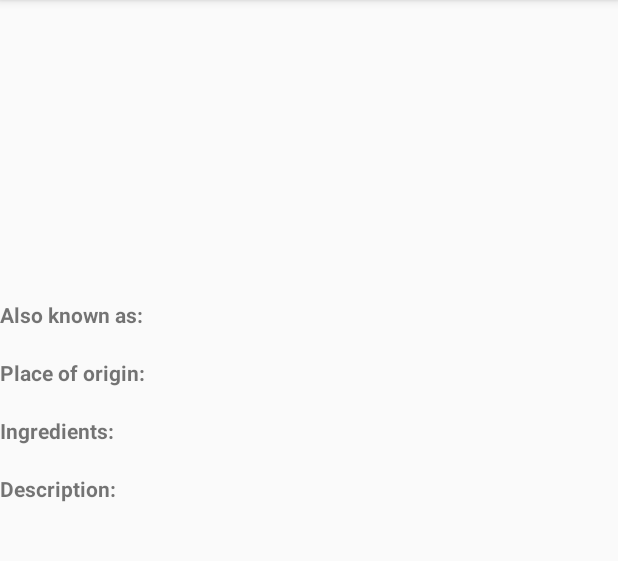
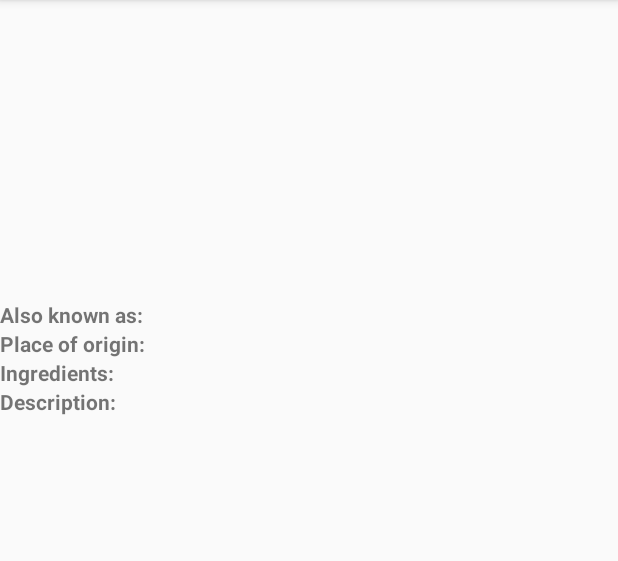
Before and after one commit to haitanle/android-projects, an Android app: the DetailActivity screen opened directly, with no data from a screen before it, on a phone screen of 412 x 824 dp, the part 84-645 px from its top. Run offline under Robolectric (Android 15) with nearby library versions, the phone set to English and light mode, and no system bars; our stand-ins replace Picasso; pictures from the network do not load; 1 statement that could not run was skipped.

Commit message:
layout of app

```diff
--- a/sandwich-club-starter-code-master/app/src/main/res/layout/activity_detail.xml
+++ b/sandwich-club-starter-code-master/app/src/main/res/layout/activity_detail.xml
@@ -6,6 +6,9 @@
     tools:context="com.udacity.sandwichclub.DetailActivity">
 
 
+    <ScrollView
+        android:layout_width="wrap_content"
+        android:layout_height="wrap_content">
     <LinearLayout
         android:orientation="vertical"
         android:layout_width="match_parent"
@@ -18,7 +21,13 @@
         android:contentDescription="@string/sandwich_picture_content_description"
         android:scaleType="centerCrop" />
 
+        <LinearLayout
+            android:orientation="horizontal"
+            android:layout_width="wrap_content"
+            android:layout_height="wrap_content">
+
         <TextView
+            android:layout_marginRight="10dp"
             android:layout_width="wrap_content"
             android:layout_height="wrap_content"
             android:text="@string/detail_also_known_as_label"
@@ -29,7 +38,15 @@
                 android:layout_width="wrap_content"
                 android:layout_height="wrap_content" />
 
+        </LinearLayout>
+
+        <LinearLayout
+            android:orientation="horizontal"
+            android:layout_width="wrap_content"
+            android:layout_height="wrap_content">
+
             <TextView
+                android:layout_marginRight="10dp"
                 android:layout_width="wrap_content"
                 android:layout_height="wrap_content"
                 android:text="@string/detail_place_of_origin_label"
@@ -40,18 +57,26 @@
                 android:layout_width="wrap_content"
                 android:layout_height="wrap_content" />
 
+        </LinearLayout>
+
+        <LinearLayout
+            android:orientation="horizontal"
+            android:layout_width="wrap_content"
+            android:layout_height="wrap_content">
+
             <TextView
+                android:layout_marginRight="20dp"
                 android:layout_width="wrap_content"
                 android:layout_height="wrap_content"
                 android:text="@string/detail_ingredients_label"
                 android:textStyle="bold" />
-
 
             <TextView
                 android:id="@+id/ingredients_tv"
                 android:layout_width="wrap_content"
                 android:layout_height="wrap_content" />
 
+        </LinearLayout>
 
     <TextView
         android:layout_width="wrap_content"
@@ -65,5 +90,6 @@
             android:layout_height="wrap_content" />
 
     </LinearLayout>
+    </ScrollView>
 
 </FrameLayout>
```
Lines whose indentation alone changed are shown as unchanged.
